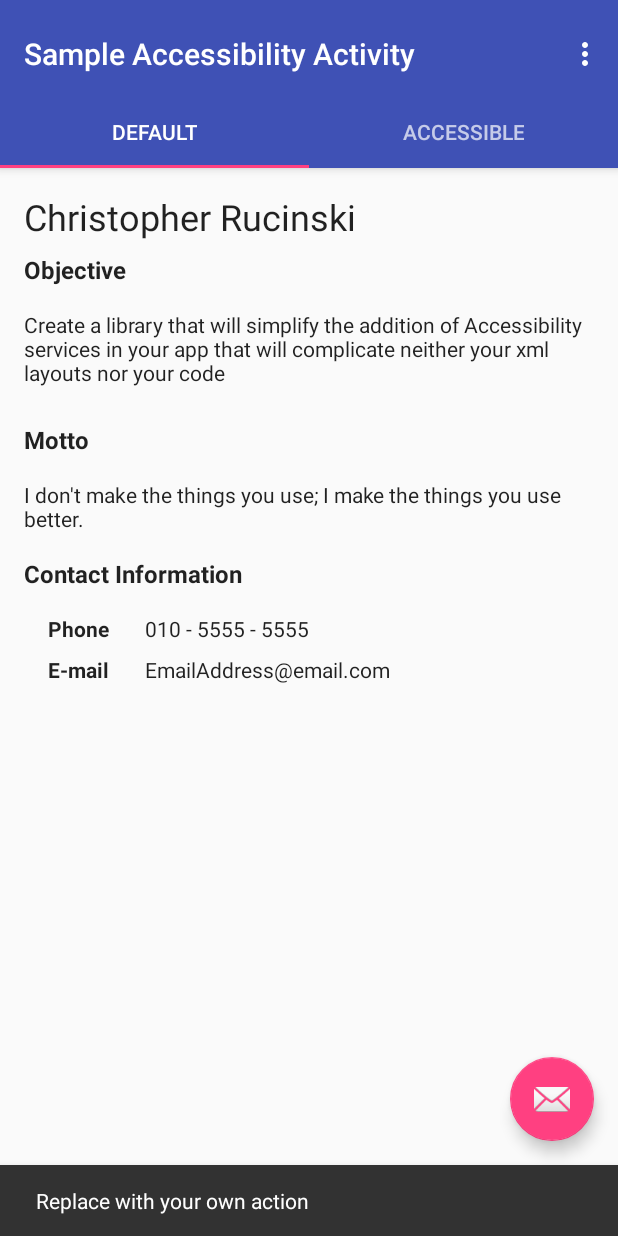
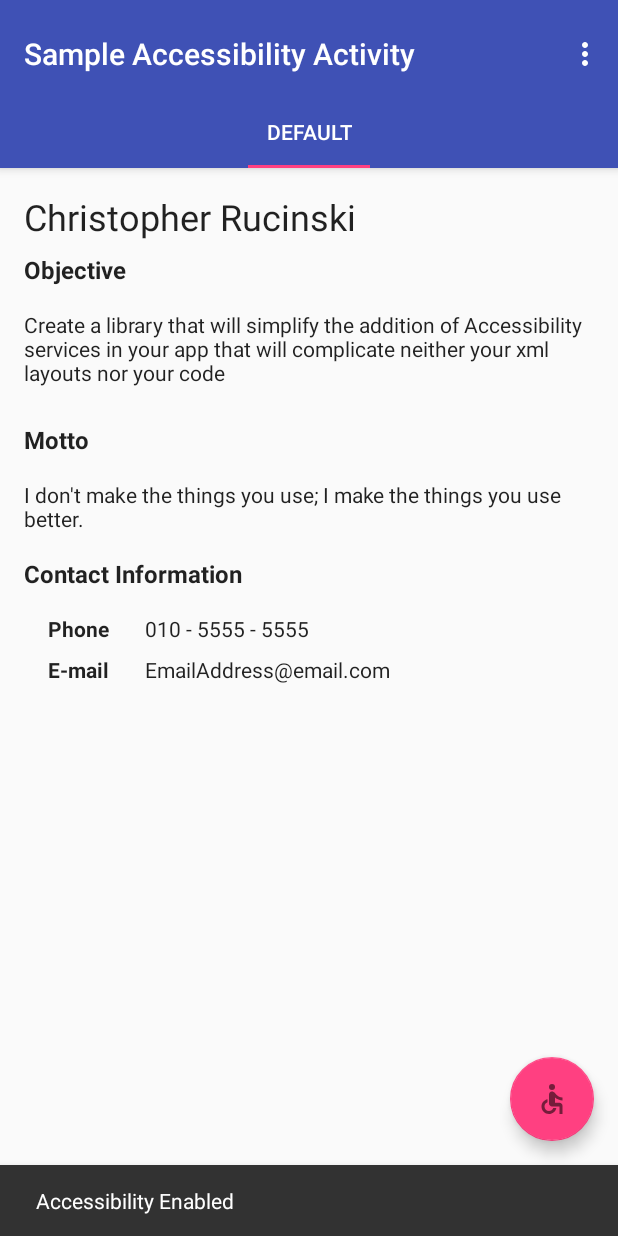
Before and after one commit to ciscorucinski/Accessibility, an Android app: the screen it shows after launch (SampleActivity), after a tap on an icon or button, on a phone screen of 412 x 824 dp. Run offline under Robolectric (Android 15) with nearby library versions, the phone set to English and light mode, and no system bars.

Commit message:
added: FAB accessibility interaction

```diff
--- a/samples/build.gradle
+++ b/samples/build.gradle
@@ -12,6 +12,7 @@ android {
         versionCode 1
         versionName "1.0"
         testInstrumentationRunner "android.support.test.runner.AndroidJUnitRunner"
+        vectorDrawables.useSupportLibrary true
     }
     buildTypes {
         release {
--- /dev/null
+++ b/samples/src/main/java/io/github/ciscorucinski/accessibility/samples/FragmentType.java
@@ -0,0 +1,39 @@
+package io.github.ciscorucinski.accessibility.samples;
+
+import android.support.annotation.DrawableRes;
+import android.support.annotation.LayoutRes;
+import android.support.v4.app.Fragment;
+
+import io.github.ciscorucinski.accessibility.R;
+import io.github.ciscorucinski.accessibility.samples.ui.LayoutResourceFragment;
+
+public enum FragmentType {
+
+    DEFAULT     (R.drawable.ic_nonaccessible_black_alpha54, "Accessibility Disabled"),
+    ACCESSIBLE  (R.drawable.ic_accessible_black_alpha54, "Accessibility Enabled");
+
+    private final @DrawableRes int icon;
+    private final String message;
+
+    private @LayoutRes int currentLayoutResource;
+
+    FragmentType(@DrawableRes int icon, String message) {
+        this.icon = icon;
+        this.message = message;
+    }
+
+    public Fragment getFragment() {
+        return LayoutResourceFragment.newInstance(currentLayoutResource);
+    }
+
+    public int getIconResource() {
+        return icon;
+    }
+
+    public String getUserMessage() { return message; }
+
+    public void setCurrentLayout(@LayoutRes int layoutRes) {
+        currentLayoutResource = layoutRes;
+    }
+
+}
--- a/samples/src/main/java/io/github/ciscorucinski/accessibility/samples/SectionsPagerAdapter.java
+++ b/samples/src/main/java/io/github/ciscorucinski/accessibility/samples/SectionsPagerAdapter.java
@@ -3,20 +3,27 @@ package io.github.ciscorucinski.accessibility.samples;
 import android.support.v4.app.Fragment;
 import android.support.v4.app.FragmentManager;
 import android.support.v4.app.FragmentPagerAdapter;
+import android.support.v4.app.FragmentStatePagerAdapter;
 
 /**
  * A {@link FragmentPagerAdapter} that returns a fragment corresponding to
  * one of the sections/tabs/pages.
  */
-public class SectionsPagerAdapter extends FragmentPagerAdapter {
+public class SectionsPagerAdapter extends FragmentStatePagerAdapter {
 
-    public SectionsPagerAdapter(FragmentManager fm) {
-        super(fm);
+    private boolean isUnchanged;
+    private FragmentType currentType;
+
+    public SectionsPagerAdapter(FragmentManager fragmentManager) {
+        super(fragmentManager);
+
+        this.currentType = FragmentType.DEFAULT;
+        this.isUnchanged = true;
     }
 
     @Override
     public Fragment getItem(int position) {
-        return Tab.get(position).getFragment();
+        return Tab.get(position).getDisplayFragment();
     }
 
     @Override
@@ -29,5 +36,21 @@ public class SectionsPagerAdapter extends FragmentPagerAdapter {
         return Tab.get(position).getName();
     }
 
+    public void setFragmentDisplayType(int position, FragmentType type) {
 
+        if (currentType == type) return;
+
+        currentType = type;
+        isUnchanged = false;
+
+        Tab currentTab = Tab.get(position);
+        currentTab.setLayoutDisplayType(type);
+        notifyDataSetChanged();
+    }
+
+    @Override
+    public int getItemPosition(Object object) {
+        if (isUnchanged) return POSITION_UNCHANGED;
+        else return POSITION_NONE;
+    }
 }
--- a/samples/src/main/java/io/github/ciscorucinski/accessibility/samples/Tab.java
+++ b/samples/src/main/java/io/github/ciscorucinski/accessibility/samples/Tab.java
@@ -4,36 +4,61 @@ import android.support.annotation.LayoutRes;
 import android.support.v4.app.Fragment;
 
 import io.github.ciscorucinski.accessibility.R;
-import io.github.ciscorucinski.accessibility.samples.ui.LayoutResourceFragment;
 
-public enum Tab {
+public class Tab {
 
-    DEFAULT     (R.layout.content_sample),
-    ACCESSIBLE  (R.layout.content_accessibility_sample);
+    // Initialize tab enumeration
+    private static final Tab[] tabs = {
+            new Tab("DEFAULT", R.layout.content_sample, R.layout.content_accessibility_sample)
+//            new Tab("EXAMPLE 1", R.layout.content_sample, R.layout.content_accessibility_sample),
+//            new Tab("EXAMPLE 2", R.layout.content_sample, R.layout.content_accessibility_sample)
+    };
+    private static FragmentType tabType;
+    private final String name;
+    private @LayoutRes int defaultRes;
+    private @LayoutRes int accessibleRes;
 
-    private final Fragment fragment;
+    private Tab(String name, @LayoutRes int defaultLayoutRes, @LayoutRes int accessibleLayoutRes) {
+        this.name = name;
+        this.defaultRes = defaultLayoutRes;
+        this.accessibleRes = accessibleLayoutRes;
 
-    private static Tab[] tabs = values();
-    private static int tabCount = tabs.length;
+        tabType = FragmentType.DEFAULT;
+        tabType.setCurrentLayout(defaultRes);
 
-    Tab(@LayoutRes int layoutRes) {
-        this.fragment = LayoutResourceFragment.newInstance(layoutRes);
     }
 
-    public static Tab get(int position) {
-        if (position > tabCount - 1) return DEFAULT;
+    static Tab get(int position) {
+        if (position > tabs.length - 1) return tabs[0];
         return tabs[position];
     }
 
     public static int count() {
-        return tabCount;
+        return tabs.length;
     }
 
     public String getName() {
-        return this.name();
+        return this.name;
     }
 
-    public Fragment getFragment() {
-        return this.fragment;
+    public Fragment getDisplayFragment() {
+        return tabType.getFragment();
     }
+
+    public void setLayoutDisplayType(FragmentType type) {
+
+        tabType = type;
+
+        switch (type) {
+            case DEFAULT:
+                setCurrentLayout(defaultRes); break;
+            case ACCESSIBLE:
+                setCurrentLayout(accessibleRes); break;
+        }
+    }
+
+    private void setCurrentLayout(@LayoutRes int layoutRes) {
+        tabType.setCurrentLayout(layoutRes);
+    }
+
 }
--- a/samples/src/main/java/io/github/ciscorucinski/accessibility/samples/ui/SampleActivity.java
+++ b/samples/src/main/java/io/github/ciscorucinski/accessibility/samples/ui/SampleActivity.java
@@ -1,6 +1,7 @@
 package io.github.ciscorucinski.accessibility.samples.ui;
 
 import android.os.Bundle;
+import android.support.design.widget.CoordinatorLayout;
 import android.support.design.widget.FloatingActionButton;
 import android.support.design.widget.Snackbar;
 import android.support.design.widget.TabLayout;
@@ -12,6 +13,7 @@ import android.view.MenuItem;
 import android.view.View;
 
 import io.github.ciscorucinski.accessibility.R;
+import io.github.ciscorucinski.accessibility.samples.FragmentType;
 import io.github.ciscorucinski.accessibility.samples.SectionsPagerAdapter;
 
 public class SampleActivity extends AppCompatActivity {
@@ -24,22 +26,41 @@ public class SampleActivity extends AppCompatActivity {
         Toolbar toolbar = (Toolbar) findViewById(R.id.toolbar);
         setSupportActionBar(toolbar);
 
-        SectionsPagerAdapter adapter = new SectionsPagerAdapter(getSupportFragmentManager());
-        ViewPager viewPager = (ViewPager) findViewById(R.id.container);
+        final SectionsPagerAdapter adapter = new SectionsPagerAdapter(getSupportFragmentManager());
+        final ViewPager viewPager = (ViewPager) findViewById(R.id.container);
 
         viewPager.setAdapter(adapter);
 
-        TabLayout tabLayout = (TabLayout) findViewById(R.id.tabs);
+        final TabLayout tabLayout = (TabLayout) findViewById(R.id.tabs);
         tabLayout.setupWithViewPager(viewPager);
 
-        FloatingActionButton fab = (FloatingActionButton) findViewById(R.id.fab);
+        final FloatingActionButton fab = (FloatingActionButton) findViewById(R.id.fab);
         fab.setOnClickListener(new View.OnClickListener() {
+
+            FragmentType currentType = FragmentType.DEFAULT;
+
             @Override
             public void onClick(View view) {
-                Snackbar.make(view, "Replace with your own action", Snackbar.LENGTH_LONG)
-                        .setAction("Action", null).show();
+
+                int currentPosition = viewPager.getCurrentItem();
+
+                // swap the current icon with the new one
+                currentType = (currentType == FragmentType.DEFAULT)
+                        ? (FragmentType.ACCESSIBLE)
+                        : (FragmentType.DEFAULT);
+
+                // replace the FAB and Fragment
+                fab.setImageResource(currentType.getIconResource());
+                adapter.setFragmentDisplayType(currentPosition, currentType);
+
+                Snackbar.make(view, currentType.getUserMessage(), Snackbar.LENGTH_LONG).show();
+
             }
         });
+
+        // Let the user know that the UI is NOT accessible at the start
+        CoordinatorLayout coordinator = (CoordinatorLayout) findViewById(R.id.main_content);
+        Snackbar.make(coordinator, FragmentType.DEFAULT.getUserMessage(), Snackbar.LENGTH_LONG).show();
 
     }
 
--- /dev/null
+++ b/samples/src/main/res/drawable/ic_accessibility.xml
@@ -0,0 +1,9 @@
+<vector xmlns:android="http://schemas.android.com/apk/res/android"
+        android:width="24dp"
+        android:height="24dp"
+        android:viewportHeight="24.0"
+        android:viewportWidth="24.0">
+    <path
+        android:fillColor="#FF000000"
+        android:pathData="M12,2c1.1,0 2,0.9 2,2s-0.9,2 -2,2 -2,-0.9 -2,-2 0.9,-2 2,-2zM21,9h-6v13h-2v-6h-2v6L9,22L9,9L3,9L3,7h18v2z"/>
+</vector>
--- /dev/null
+++ b/samples/src/main/res/drawable/ic_accessible_black_alpha54.xml
@@ -0,0 +1,6 @@
+<vector xmlns:android="http://schemas.android.com/apk/res/android" android:width="24dp"
+    android:height="24dp" android:alpha="0.54"
+    android:autoMirrored="true" android:viewportHeight="24.0" android:viewportWidth="24.0">
+    <path android:fillColor="#FF000000" android:pathData="M12,4m-2,0a2,2 0,1 1,4 0a2,2 0,1 1,-4 0"/>
+    <path android:fillColor="#FF000000" android:pathData="M19,13v-2c-1.54,0.02 -3.09,-0.75 -4.07,-1.83l-1.29,-1.43c-0.17,-0.19 -0.38,-0.34 -0.61,-0.45 -0.01,0 -0.01,-0.01 -0.02,-0.01L13,7.28c-0.35,-0.2 -0.75,-0.3 -1.19,-0.26C10.76,7.11 10,8.04 10,9.09L10,15c0,1.1 0.9,2 2,2h5v5h2v-5.5c0,-1.1 -0.9,-2 -2,-2h-3v-3.45c1.29,1.07 3.25,1.94 5,1.95zM12.83,18c-0.41,1.16 -1.52,2 -2.83,2 -1.66,0 -3,-1.34 -3,-3 0,-1.31 0.84,-2.41 2,-2.83L9,12.1c-2.28,0.46 -4,2.48 -4,4.9 0,2.76 2.24,5 5,5 2.42,0 4.44,-1.72 4.9,-4h-2.07z"/>
+</vector>
--- /dev/null
+++ b/samples/src/main/res/drawable/ic_nonaccessible_black_alpha54.xml
@@ -0,0 +1,5 @@
+<vector xmlns:android="http://schemas.android.com/apk/res/android" android:width="24dp"
+    android:height="24dp" android:alpha="0.54"
+    android:autoMirrored="true" android:viewportHeight="24.0" android:viewportWidth="24.0">
+    <path android:fillColor="#FF000000" android:pathData="M13.49,5.48c1.1,0 2,-0.9 2,-2s-0.9,-2 -2,-2 -2,0.9 -2,2 0.9,2 2,2zM9.89,19.38l1,-4.4 2.1,2v6h2v-7.5l-2.1,-2 0.6,-3c1.3,1.5 3.3,2.5 5.5,2.5v-2c-1.9,0 -3.5,-1 -4.3,-2.4l-1,-1.6c-0.4,-0.6 -1,-1 -1.7,-1 -0.3,0 -0.5,0.1 -0.8,0.1l-5.2,2.2v4.7h2v-3.4l1.8,-0.7 -1.6,8.1 -4.9,-1 -0.4,2 7,1.4z"/>
+</vector>
--- a/samples/src/main/res/layout/app_bar_sample.xml
+++ b/samples/src/main/res/layout/app_bar_sample.xml
@@ -5,7 +5,8 @@
     android:id="@+id/main_content"
     android:layout_width="match_parent"
     android:layout_height="match_parent"
-    android:fitsSystemWindows="true"
+    android:layout_marginTop="100dp"
+    android:fitsSystemWindows="false"
     tools:context="io.github.ciscorucinski.accessibility.samples.ui.SampleActivity">
 
     <android.support.design.widget.AppBarLayout
@@ -44,6 +45,6 @@
         android:layout_height="wrap_content"
         android:layout_gravity="end|bottom"
         android:layout_margin="@dimen/fab_margin"
-        app:srcCompat="@android:drawable/ic_dialog_email" />
+        app:srcCompat="@drawable/ic_nonaccessible_black_alpha54"/>
 
 </android.support.design.widget.CoordinatorLayout>
```
